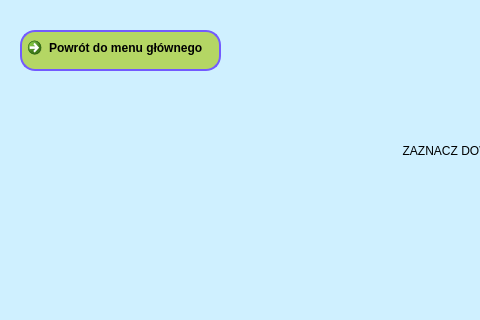
Above: UI/OknoZadania.ui from lukaszbladziak5/Helikopterowy-Komiwojazer before the change; both pictures show x 0 to 480 and y 0 to 320 of the 1200 by 800 pixel window. Below: the same form after it.
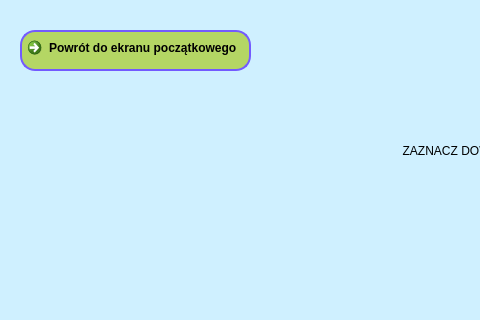
That is the form after the change.

```diff
--- a/UI/OknoZadania.ui
+++ b/UI/OknoZadania.ui
@@ -38,12 +38,12 @@
      <rect>
       <x>20</x>
       <y>30</y>
-      <width>201</width>
+      <width>231</width>
       <height>41</height>
      </rect>
     </property>
     <property name="text">
-     <string>Powrót do menu głównego</string>
+     <string>Powrót do ekranu początkowego</string>
     </property>
    </widget>
    <widget class="QLabel" name="tytulWybor">
```
